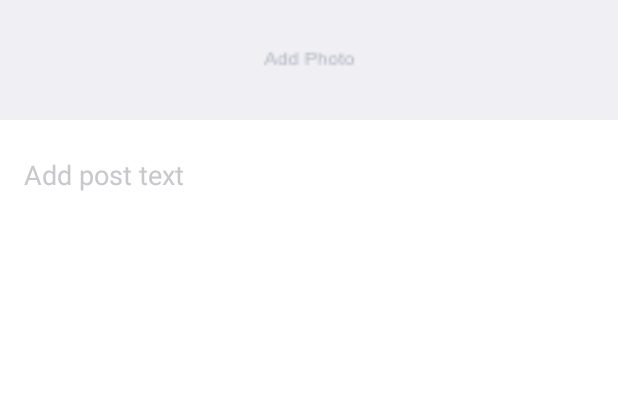
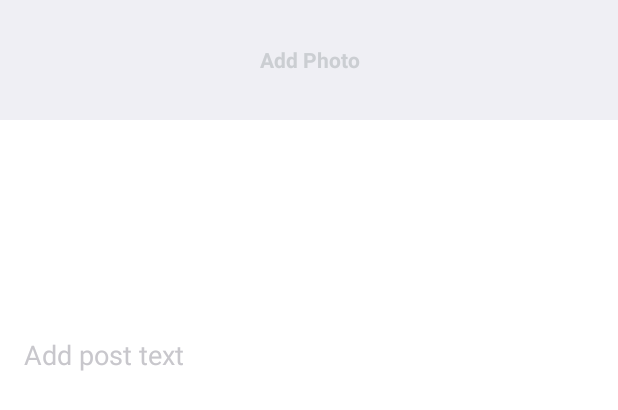
Before and after one commit to GeraniVolves/Lobster, an Android app: the layout activity_post.xml on its own in the app's theme, with its tools: preview values and no code run, on a phone screen of 412 x 824 dp. Shown: the top 410 px of the screen. Run offline under Robolectric (Android 15) with nearby library versions, the phone set to English and light mode, and no system bars.

Commit message:
update create post screen to use textview not imageview

```diff
--- a/app/src/main/java/com/android/loobster/create/CreatePostFragment.java
+++ b/app/src/main/java/com/android/loobster/create/CreatePostFragment.java
@@ -12,7 +12,11 @@ import com.android.loobster.R;
 public class CreatePostFragment extends Fragment {
 
     @Nullable @Override
-    public View onCreateView(LayoutInflater inflater, @Nullable ViewGroup container, @Nullable Bundle savedInstanceState) {
+    public View onCreateView(LayoutInflater inflater, @Nullable ViewGroup container,
+                             @Nullable Bundle savedInstanceState) {
         return inflater.inflate(R.layout.activity_post, container, false);
     }
+
+
+
 }
--- a/app/src/main/res/layout/activity_post.xml
+++ b/app/src/main/res/layout/activity_post.xml
@@ -1,25 +1,38 @@
 <LinearLayout xmlns:android="http://schemas.android.com/apk/res/android"
-    xmlns:app="http://schemas.android.com/apk/res-auto"
-    xmlns:tools="http://schemas.android.com/tools"
     android:layout_width="match_parent"
     android:layout_height="match_parent"
+    xmlns:tools="http://schemas.android.com/tools"
+    android:background="#FFFFFF"
     android:orientation="vertical"
-    tools:context="com.android.loobster.MainActivity"
-    android:background="#FFFFFF"
     >
-    <ImageView
+
+    <TextView
+        android:id="@+id/add_image"
         android:layout_width="match_parent"
         android:layout_height="80dp"
-        android:src="@drawable/ic_add_photo_text"
         android:background="#EFEFF4"
+        android:gravity="center"
+        android:text="@string/add_photo"
+        android:textColor="#CBCED2"
+        android:textStyle="bold"
         />
+
+    <ImageView
+        android:id="@+id/image"
+        android:layout_width="match_parent"
+        android:layout_height="120dp"
+        android:visibility="gone"
+        tools:visibility="visible"
+        />
+
     <EditText
         android:layout_width="wrap_content"
         android:layout_height="wrap_content"
         android:layout_marginLeft="16dp"
         android:layout_marginTop="24dp"
+        android:background="#FFFFFF"
+        android:text="@string/add_post_text"
         android:textColor="#C8C7CC"
-        android:text="Add post text"
-        android:background="#FFFFFF"
         />
+
 </LinearLayout>
--- a/app/src/main/res/values/strings.xml
+++ b/app/src/main/res/values/strings.xml
@@ -9,4 +9,6 @@
     <string name="lobster_task">Lobster Task</string>
     <string name="to_do">to-do</string>
     <string name="name">name</string>
+    <string name="add_post_text">Add post text</string>
+    <string name="add_photo">Add Photo</string>
 </resources>
```
Also changed, not shown: app/src/main/java/com/android/loobster/create/CreatePager.java (line endings or trailing spaces), app/src/main/res/drawable-hdpi/ic_add_photo_text.png (deleted), app/src/main/res/drawable-mdpi/ic_add_photo_text.png (deleted), app/src/main/res/drawable-xhdpi/ic_add_photo_text.png (deleted), app/src/main/res/drawable-xxhdpi/ic_add_photo_text.png (deleted).
